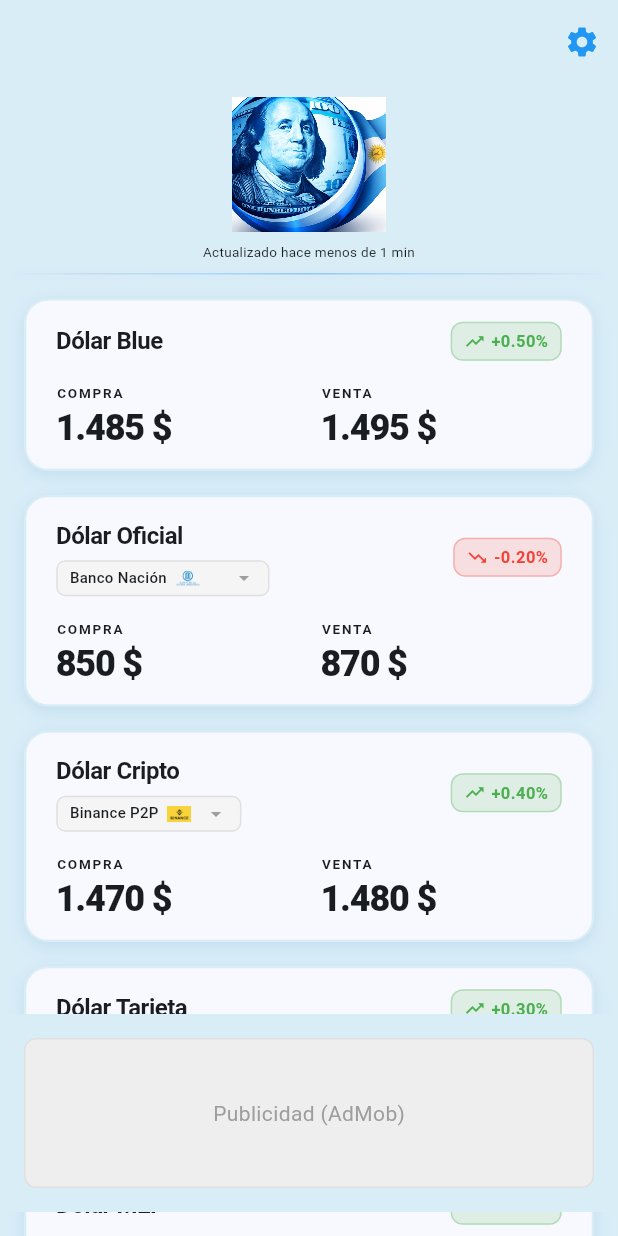
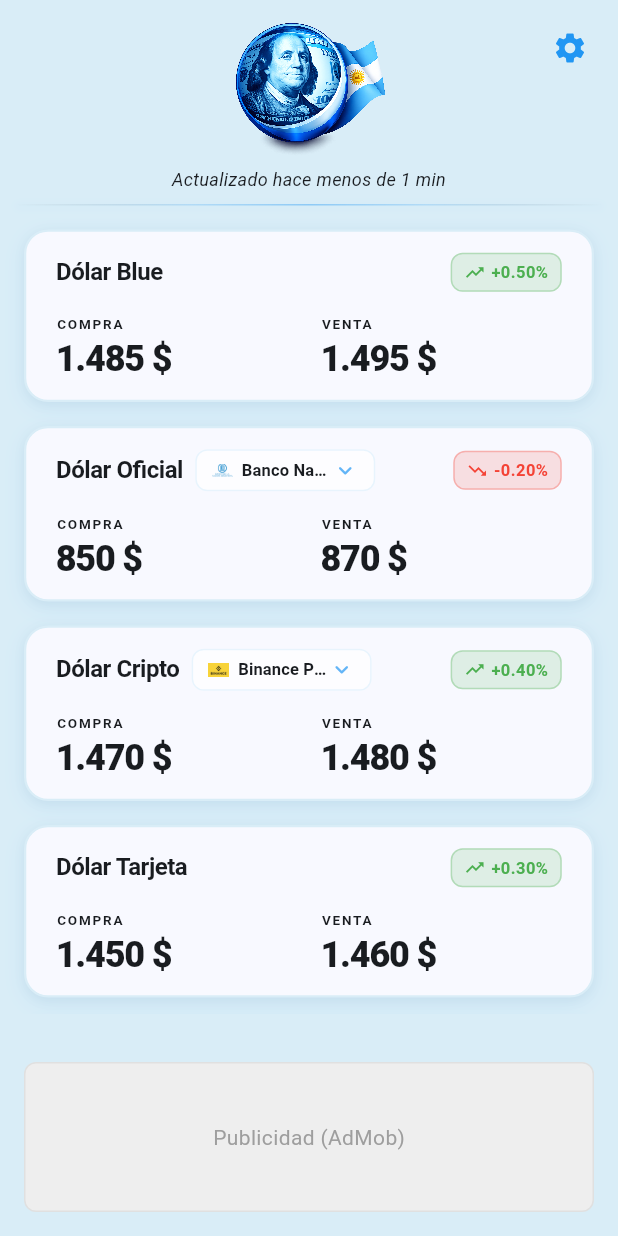
Before and after one commit to ramirogioia/dolar_argentina_app, a Flutter app: the screen it shows after launch, on a phone screen of 412 x 824 dp. Run offline on Flutter 3.47's test engine with Material 3 defaults, Android fonts, the phone set to English and light mode, and no system bars; our stand-ins replace flutter_riverpod, flutter_svg, go_router, shared_preferences.

Commit message:
more improvements

```diff
--- a/lib/app/theme/app_theme.dart
+++ b/lib/app/theme/app_theme.dart
@@ -18,7 +18,8 @@ class AppTheme {
       ),
       scaffoldBackgroundColor: const Color(0xFFD9EDF7), // Celeste verdoso
       appBarTheme: const AppBarTheme(
-        backgroundColor: Color(0xFFD9EDF7), // Celeste verdoso (mismo que el fondo)
+        backgroundColor:
+            Color(0xFFD9EDF7), // Celeste verdoso (mismo que el fondo)
         foregroundColor: Color(0xFF1A1A1A),
         elevation: 0,
         centerTitle: false,
@@ -29,11 +30,11 @@ class AppTheme {
         thickness: 1,
         space: 1,
       ),
-      cardTheme: CardTheme(
+      cardTheme: const CardThemeData(
         color: Colors.white,
         elevation: 0,
         shape: RoundedRectangleBorder(
-          borderRadius: BorderRadius.circular(0),
+          borderRadius: BorderRadius.all(Radius.circular(0)),
         ),
       ),
       textTheme: const TextTheme(
@@ -87,7 +88,8 @@ class AppTheme {
       ),
       scaffoldBackgroundColor: const Color(0xFF121212), // Negro profundo
       appBarTheme: const AppBarTheme(
-        backgroundColor: Color(0xFF1E1E1E), // Gris muy oscuro
+        backgroundColor:
+            Color(0xFF121212), // Negro profundo (mismo que el fondo)
         foregroundColor: Colors.white,
         elevation: 0,
         centerTitle: false,
@@ -98,11 +100,11 @@ class AppTheme {
         thickness: 1,
         space: 1,
       ),
-      cardTheme: CardTheme(
-        color: const Color(0xFF1E1E1E), // Gris muy oscuro para cards
+      cardTheme: const CardThemeData(
+        color: Color(0xFF1E1E1E), // Gris muy oscuro para cards
         elevation: 0,
         shape: RoundedRectangleBorder(
-          borderRadius: BorderRadius.circular(0),
+          borderRadius: BorderRadius.all(Radius.circular(0)),
         ),
       ),
       textTheme: const TextTheme(
--- a/lib/data/datasources/mock_dollar_data_source.dart
+++ b/lib/data/datasources/mock_dollar_data_source.dart
@@ -40,6 +40,12 @@ class MockDollarDataSource implements DollarDataSource {
         sell: 1430.0,
         changePercent: 0.1,
       ),
+      DollarRate(
+        type: DollarType.ccl,
+        buy: 1410.0,
+        sell: 1420.0,
+        changePercent: 0.05,
+      ),
     ];
 
     return DollarSnapshot(
--- a/lib/domain/models/dollar_type.dart
+++ b/lib/domain/models/dollar_type.dart
@@ -3,6 +3,7 @@ enum DollarType {
   official,
   tarjeta,
   mep,
+  ccl,
   crypto;
 
   String get displayName {
@@ -15,6 +16,8 @@ enum DollarType {
         return 'Dólar Tarjeta';
       case DollarType.mep:
         return 'Dólar MEP';
+      case DollarType.ccl:
+        return 'Dólar CCL';
       case DollarType.crypto:
         return 'Dólar Cripto';
     }
--- a/lib/features/home/pages/home_page.dart
+++ b/lib/features/home/pages/home_page.dart
@@ -17,17 +17,9 @@ class HomePage extends ConsumerWidget {
     final snapshotAsync = ref.watch(dollarSnapshotProvider);
 
     return Scaffold(
-      appBar: AppBar(
-        title: const SizedBox.shrink(),
-        surfaceTintColor: Colors.transparent,
-        actions: [
-          IconButton(
-            icon: Icon(Icons.settings, color: Theme.of(context).colorScheme.primary),
-            onPressed: () => context.push('/settings'),
-          ),
-        ],
-      ),
-      body: snapshotAsync.when(
+      body: Stack(
+        children: [
+          snapshotAsync.when(
             data: (snapshot) => RefreshIndicator(
               onRefresh: () async {
                 ref.invalidate(dollarSnapshotProvider);
@@ -66,10 +58,27 @@ class HomePage extends ConsumerWidget {
               ),
             ),
           ),
+          // Botón de configuración flotante en la esquina superior derecha
+          Positioned(
+            top: MediaQuery.of(context).padding.top + 8,
+            right: 8,
+            child: IconButton(
+              icon: Icon(
+                Icons.settings,
+                color: Theme.of(context).colorScheme.primary,
+              ),
+              onPressed: () => context.push('/settings'),
+              padding: EdgeInsets.zero,
+              constraints: const BoxConstraints(),
+            ),
+          ),
+        ],
+      ),
     );
   }
 
-  Widget _buildContent(BuildContext context, WidgetRef ref, DollarSnapshot snapshot) {
+  Widget _buildContent(
+      BuildContext context, WidgetRef ref, DollarSnapshot snapshot) {
     // Obtener el orden y la visibilidad configurados
     final order = ref.watch(dollarTypeOrderProvider);
     final visibility = ref.watch(dollarTypeVisibilityProvider);
@@ -91,10 +100,13 @@ class HomePage extends ConsumerWidget {
     return Stack(
       children: [
         // Contenido scrolleable con padding bottom para el banner fijo
-        CustomScrollView(
+        Scrollbar(
+          child: CustomScrollView(
             slivers: [
               // Header
-            SliverToBoxAdapter(child: HomeHeader(updatedAt: snapshot.updatedAt)),
+              SliverToBoxAdapter(
+                child: HomeHeader(updatedAt: snapshot.updatedAt),
+              ),
               // Lista de cards con scroll (solo los visibles)
               SliverList(
                 delegate: SliverChildBuilderDelegate((context, index) {
@@ -102,18 +114,37 @@ class HomePage extends ConsumerWidget {
                   return DollarRow(rate: rate);
                 }, childCount: visibleRates.length),
               ),
-            // Espacio para el banner fijo
-            const SliverToBoxAdapter(child: SizedBox(height: 132)), // 100 (banner) + 32 (margen)
+              // Espacio para el banner fijo + espacio celeste visible
+              SliverToBoxAdapter(
+                child: Container(
+                  height:
+                      148, // 100 (banner) + 32 (margen banner) + 16 (espacio celeste visible)
+                  color: Colors
+                      .transparent, // Transparente para que se vea el fondo celeste
+                ),
+              ),
             ],
           ),
-        // Banner fijo en la parte inferior
+        ),
+        // Banner fijo en la parte inferior con espacio celeste arriba
         Positioned(
           left: 0,
           right: 0,
-          bottom: 16, // Padding inferior para mostrar el fondo celeste
-          child: Container(
+          bottom: 0,
+          child: Column(
+            mainAxisSize: MainAxisSize.min,
+            children: [
+              // Espacio celeste visible entre la última tarjeta y el banner
+              Container(
+                height: 16,
+                color: Theme.of(context).scaffoldBackgroundColor,
+              ),
+              // Banner de publicidad
+              Container(
                 color: Theme.of(context).scaffoldBackgroundColor,
                 child: const _AdPlaceholder(),
+              ),
+            ],
           ),
         ),
       ],
--- a/lib/features/home/widgets/dollar_row.dart
+++ b/lib/features/home/widgets/dollar_row.dart
@@ -19,10 +19,11 @@ class DollarRow extends ConsumerWidget {
     // Si es official, usar los valores del banco seleccionado
     final displayRate = rate.type == DollarType.crypto
         ? ref.watch(cryptoPlatformRatesProvider)[
-            ref.watch(selectedCryptoPlatformProvider)] ?? rate
+                ref.watch(selectedCryptoPlatformProvider)] ??
+            rate
         : rate.type == DollarType.official
-            ? ref.watch(bankRatesProvider)[
-                ref.watch(selectedBankProvider)] ?? rate
+            ? ref.watch(bankRatesProvider)[ref.watch(selectedBankProvider)] ??
+                rate
             : rate;
     final isDark = Theme.of(context).brightness == Brightness.dark;
 
@@ -32,9 +33,7 @@ class DollarRow extends ConsumerWidget {
         color: Theme.of(context).cardColor,
         borderRadius: BorderRadius.circular(16),
         border: Border.all(
-          color: isDark
-              ? const Color(0xFF2C2C2C)
-              : const Color(0xFFD9EDF7),
+          color: isDark ? const Color(0xFF2C2C2C) : const Color(0xFFD9EDF7),
           width: 1.5,
         ),
         boxShadow: [
@@ -58,33 +57,36 @@ class DollarRow extends ConsumerWidget {
           crossAxisAlignment: CrossAxisAlignment.start,
           mainAxisSize: MainAxisSize.min,
           children: [
-            // Header con nombre y cambio
+            // Header con nombre, dropdown y cambio en la misma línea
             Row(
               mainAxisAlignment: MainAxisAlignment.spaceBetween,
+              crossAxisAlignment: CrossAxisAlignment.center,
+              children: [
+                // Título y dropdown en la misma línea
+                Flexible(
+                  child: Row(
+                    mainAxisSize: MainAxisSize.min,
                     children: [
                       Flexible(
-                  child: Column(
-                    crossAxisAlignment: CrossAxisAlignment.start,
-                    mainAxisSize: MainAxisSize.min,
-                    children: [
-                      Text(
+                        child: Text(
                           rate.type.displayName,
-                        style: Theme.of(context).textTheme.titleMedium
-                            ?.copyWith(
+                          style:
+                              Theme.of(context).textTheme.titleMedium?.copyWith(
                                     fontWeight: FontWeight.w700,
                                     fontSize: 16,
                                     letterSpacing: -0.3,
                                   ),
                           overflow: TextOverflow.ellipsis,
                         ),
+                      ),
                       // Dropdown de plataforma P2P solo para Dólar Cripto
                       if (rate.type == DollarType.crypto) ...[
-                        const SizedBox(height: 4),
+                        const SizedBox(width: 8),
                         _buildPlatformDropdown(context, ref),
                       ],
                       // Dropdown de banco solo para Dólar Oficial
                       if (rate.type == DollarType.official) ...[
-                        const SizedBox(height: 4),
+                        const SizedBox(width: 8),
                         _buildBankDropdown(context, ref),
                       ],
                     ],
@@ -193,19 +195,22 @@ class DollarRow extends ConsumerWidget {
 
   Widget _buildPlatformDropdown(BuildContext context, WidgetRef ref) {
     final selectedPlatform = ref.watch(selectedCryptoPlatformProvider);
+    final isDark = Theme.of(context).brightness == Brightness.dark;
 
-    return Container(
-      height: 24,
-      padding: const EdgeInsets.symmetric(horizontal: 8, vertical: 2),
+    return SizedBox(
+      width: 120, // Ancho fijo para que ambos dropdowns tengan el mismo tamaño
+      child: Container(
+        height: 28,
+        padding: const EdgeInsets.symmetric(horizontal: 10, vertical: 0),
         decoration: BoxDecoration(
-        color: Theme.of(context).brightness == Brightness.dark
-            ? const Color(0xFF2C2C2C)
-            : const Color(0xFFF5F5F5),
-        borderRadius: BorderRadius.circular(6),
+          color: isDark
+              ? const Color(0xFF1E1E1E).withOpacity(0.6)
+              : Colors.white.withOpacity(0.7),
+          borderRadius: BorderRadius.circular(8),
           border: Border.all(
-          color: Theme.of(context).brightness == Brightness.dark
-              ? const Color(0xFF3C3C3C)
-              : const Color(0xFFE0E0E0),
+            color: isDark
+                ? const Color(0xFF3C3C3C).withOpacity(0.5)
+                : const Color(0xFFE3F2FD).withOpacity(0.8),
             width: 1,
           ),
         ),
@@ -213,37 +218,39 @@ class DollarRow extends ConsumerWidget {
           child: DropdownButton<CryptoPlatform>(
             value: selectedPlatform,
             isDense: true,
+            isExpanded: true,
             icon: Icon(
-            Icons.arrow_drop_down,
-            size: 16,
-            color: Theme.of(context).brightness == Brightness.dark
-                ? Colors.grey[400]
-                : const Color(0xFF9E9E9E),
+              Icons.keyboard_arrow_down_rounded,
+              size: 18,
+              color: isDark
+                  ? Colors.grey[300]
+                  : const Color(0xFF2196F3).withOpacity(0.7),
             ),
-          iconSize: 16,
+            iconSize: 18,
             style: TextStyle(
-            fontSize: 10,
+              fontSize: 11,
               color: Theme.of(context).textTheme.bodyMedium?.color,
-            fontWeight: FontWeight.w500,
-            letterSpacing: 0.2,
+              fontWeight: FontWeight.w600,
+              letterSpacing: 0.1,
             ),
             selectedItemBuilder: (BuildContext context) {
               return CryptoPlatform.values.map((platform) {
                 return Row(
                   mainAxisSize: MainAxisSize.min,
                   children: [
+                    Image.asset(
+                      platform.logoPath,
+                      width: 14,
+                      height: 14,
+                      fit: BoxFit.contain,
+                    ),
+                    const SizedBox(width: 6),
                     Flexible(
                       child: Text(
                         platform.displayName,
                         overflow: TextOverflow.ellipsis,
+                        style: const TextStyle(fontSize: 11),
                       ),
-                  ),
-                  const SizedBox(width: 6),
-                  Image.asset(
-                    platform.logoPath,
-                    width: 16,
-                    height: 16,
-                    fit: BoxFit.contain,
                     ),
                   ],
                 );
@@ -255,18 +262,19 @@ class DollarRow extends ConsumerWidget {
                 child: Row(
                   mainAxisSize: MainAxisSize.min,
                   children: [
+                    Image.asset(
+                      platform.logoPath,
+                      width: 14,
+                      height: 14,
+                      fit: BoxFit.contain,
+                    ),
+                    const SizedBox(width: 8),
                     Flexible(
                       child: Text(
                         platform.displayName,
                         overflow: TextOverflow.ellipsis,
+                        style: const TextStyle(fontSize: 11),
                       ),
-                  ),
-                  const SizedBox(width: 6),
-                  Image.asset(
-                    platform.logoPath,
-                    width: 16,
-                    height: 16,
-                    fit: BoxFit.contain,
                     ),
                   ],
                 ),
@@ -274,9 +282,11 @@ class DollarRow extends ConsumerWidget {
             }).toList(),
             onChanged: (CryptoPlatform? newPlatform) {
               if (newPlatform != null) {
-              ref.read(selectedCryptoPlatformProvider.notifier).state = newPlatform;
+                ref.read(selectedCryptoPlatformProvider.notifier).state =
+                    newPlatform;
               }
             },
+          ),
         ),
       ),
     );
@@ -284,19 +294,22 @@ class DollarRow extends ConsumerWidget {
 
   Widget _buildBankDropdown(BuildContext context, WidgetRef ref) {
     final selectedBank = ref.watch(selectedBankProvider);
+    final isDark = Theme.of(context).brightness == Brightness.dark;
 
-    return Container(
-      height: 24,
-      padding: const EdgeInsets.symmetric(horizontal: 8, vertical: 2),
+    return SizedBox(
+      width: 120, // Ancho fijo para que ambos dropdowns tengan el mismo tamaño
+      child: Container(
+        height: 28,
+        padding: const EdgeInsets.symmetric(horizontal: 10, vertical: 0),
         decoration: BoxDecoration(
-        color: Theme.of(context).brightness == Brightness.dark
-            ? const Color(0xFF2C2C2C)
-            : const Color(0xFFF5F5F5),
-        borderRadius: BorderRadius.circular(6),
+          color: isDark
+              ? const Color(0xFF1E1E1E).withOpacity(0.6)
+              : Colors.white.withOpacity(0.7),
+          borderRadius: BorderRadius.circular(8),
           border: Border.all(
-          color: Theme.of(context).brightness == Brightness.dark
-              ? const Color(0xFF3C3C3C)
-              : const Color(0xFFE0E0E0),
+            color: isDark
+                ? const Color(0xFF3C3C3C).withOpacity(0.5)
+                : const Color(0xFFE3F2FD).withOpacity(0.8),
             width: 1,
           ),
         ),
@@ -304,33 +317,35 @@ class DollarRow extends ConsumerWidget {
           child: DropdownButton<Bank>(
             value: selectedBank,
             isDense: true,
+            isExpanded: true,
             icon: Icon(
-            Icons.arrow_drop_down,
-            size: 16,
-            color: Theme.of(context).brightness == Brightness.dark
-                ? Colors.grey[400]
-                : const Color(0xFF9E9E9E),
+              Icons.keyboard_arrow_down_rounded,
+              size: 18,
+              color: isDark
+                  ? Colors.grey[300]
+                  : const Color(0xFF2196F3).withOpacity(0.7),
             ),
-          iconSize: 16,
+            iconSize: 18,
             style: TextStyle(
-            fontSize: 10,
+              fontSize: 11,
               color: Theme.of(context).textTheme.bodyMedium?.color,
-            fontWeight: FontWeight.w500,
-            letterSpacing: 0.2,
+              fontWeight: FontWeight.w600,
+              letterSpacing: 0.1,
             ),
             selectedItemBuilder: (BuildContext context) {
               return Bank.values.map((bank) {
                 return Row(
                   mainAxisSize: MainAxisSize.min,
                   children: [
+                    _buildBankLogo(bank.logoPath, 14, 14),
+                    const SizedBox(width: 6),
                     Flexible(
                       child: Text(
                         bank.displayName,
                         overflow: TextOverflow.ellipsis,
+                        style: const TextStyle(fontSize: 11),
                       ),
                     ),
-                  const SizedBox(width: 6),
-                  _buildBankLogo(bank.logoPath, 16, 16),
                   ],
                 );
               }).toList();
@@ -341,14 +356,15 @@ class DollarRow extends ConsumerWidget {
                 child: Row(
                   mainAxisSize: MainAxisSize.min,
                   children: [
+                    _buildBankLogo(bank.logoPath, 14, 14),
+                    const SizedBox(width: 8),
                     Flexible(
                       child: Text(
                         bank.displayName,
                         overflow: TextOverflow.ellipsis,
+                        style: const TextStyle(fontSize: 11),
                       ),
                     ),
-                  const SizedBox(width: 6),
-                  _buildBankLogo(bank.logoPath, 16, 16),
                   ],
                 ),
               );
@@ -358,6 +374,7 @@ class DollarRow extends ConsumerWidget {
                 ref.read(selectedBankProvider.notifier).state = newBank;
               }
             },
+          ),
         ),
       ),
     );
--- a/lib/features/home/widgets/home_header.dart
+++ b/lib/features/home/widgets/home_header.dart
@@ -33,7 +33,8 @@ class HomeHeader extends StatelessWidget {
       padding: EdgeInsets.only(
         left: 10,
         right: 10,
-        top: 2, // Padding superior mínimo
+        top: MediaQuery.of(context).padding.top +
+            8, // Alineado con la tuerca (SafeArea + 8)
         bottom: 8, // Padding inferior para la línea divisoria
       ),
       decoration: BoxDecoration(
@@ -41,6 +42,8 @@ class HomeHeader extends StatelessWidget {
       ),
       child: Column(
         mainAxisSize: MainAxisSize.min,
+        mainAxisAlignment: MainAxisAlignment.start,
+        crossAxisAlignment: CrossAxisAlignment.center,
         children: [
           // Logo centrado - más compacto
           Container(
@@ -50,7 +53,7 @@ class HomeHeader extends StatelessWidget {
               color: Theme.of(context).scaffoldBackgroundColor,
             ),
             child: Image.asset(
-              'assets/icon/app_icon3.png',
+              'assets/icon/app_icon_final.png',
               width: logoSize,
               height: logoSize,
               fit: BoxFit.contain,
@@ -58,14 +61,15 @@ class HomeHeader extends StatelessWidget {
             ),
           ),
           const SizedBox(height: 1), // Espacio mínimo entre logo y texto
-          // Texto de actualización centrado - más compacto
+          // Texto de actualización centrado - más grande y en cursiva
           Text(
             'Actualizado ${_getTimeAgo(updatedAt)}',
             style: Theme.of(context).textTheme.bodySmall?.copyWith(
-              fontSize: 9, // Fuente aún más pequeña
-              fontWeight: FontWeight.w400,
-              letterSpacing: 0.2,
-            ),
+                  fontSize: 12, // Más grande
+                  fontWeight: FontWeight.w400,
+                  fontStyle: FontStyle.italic, // Cursiva
+                  letterSpacing: 0.2,
+                ),
             textAlign: TextAlign.center,
           ),
           const SizedBox(height: 8),
--- a/lib/features/settings/providers/settings_providers.dart
+++ b/lib/features/settings/providers/settings_providers.dart
@@ -68,12 +68,12 @@ final dollarTypeVisibilityProvider =
   },
 );
 
-class DollarTypeVisibilityNotifier extends StateNotifier<Map<DollarType, bool>> {
+class DollarTypeVisibilityNotifier
+    extends StateNotifier<Map<DollarType, bool>> {
   final SettingsService _service;
   bool _initialized = false;
 
-  DollarTypeVisibilityNotifier(this._service)
-      : super({}) {
+  DollarTypeVisibilityNotifier(this._service) : super({}) {
     _load();
   }
 
@@ -143,6 +143,7 @@ class DollarTypeOrderNotifier extends StateNotifier<List<DollarType>> {
     DollarType.crypto,
     DollarType.tarjeta,
     DollarType.mep,
+    DollarType.ccl,
   ];
 
   DollarTypeOrderNotifier(this._service) : super(_defaultOrder) {
--- a/lib/features/settings/settings_service.dart
+++ b/lib/features/settings/settings_service.dart
@@ -10,7 +10,8 @@ class SettingsService {
   static const bool _defaultUseMockData = true;
   static const String _defaultApiUrl =
       'https://script.google.com/macros/s/YOUR_SCRIPT_ID/exec';
-  static const bool _defaultDollarTypeVisible = true; // Por defecto todos visibles
+  static const bool _defaultDollarTypeVisible =
+      true; // Por defecto todos visibles
   static const String _defaultThemeMode = 'light'; // Por defecto light mode
 
   Future<bool> getUseMockData() async {
@@ -36,7 +37,7 @@ class SettingsService {
   Future<bool> getDollarTypeVisibility(DollarType type) async {
     final prefs = await SharedPreferences.getInstance();
     return prefs.getBool('$_keyDollarTypeVisibility${type.name}') ??
-           _defaultDollarTypeVisible;
+        _defaultDollarTypeVisible;
   }
 
   Future<void> setDollarTypeVisibility(DollarType type, bool visible) async {
@@ -49,8 +50,9 @@ class SettingsService {
     final Map<DollarType, bool> visibility = {};
 
     for (final type in DollarType.values) {
-      visibility[type] = prefs.getBool('$_keyDollarTypeVisibility${type.name}') ??
-                         _defaultDollarTypeVisible;
+      visibility[type] =
+          prefs.getBool('$_keyDollarTypeVisibility${type.name}') ??
+              _defaultDollarTypeVisible;
     }
 
     return visibility;
@@ -74,13 +76,14 @@ class SettingsService {
       return orderList;
     }
 
-    // Por defecto, retornar el orden que coincide con el home: blue, official, crypto, tarjeta, mep
+    // Por defecto, retornar el orden que coincide con el home: blue, official, crypto, tarjeta, mep, ccl
     return [
       DollarType.blue.name,
       DollarType.official.name,
       DollarType.crypto.name,
       DollarType.tarjeta.name,
       DollarType.mep.name,
+      DollarType.ccl.name,
     ];
   }
 
--- a/lib/features/splash/pages/splash_page.dart
+++ b/lib/features/splash/pages/splash_page.dart
@@ -2,6 +2,7 @@ import 'dart:async';
 import 'package:flutter/material.dart';
 import 'package:flutter/services.dart';
 import 'package:go_router/go_router.dart';
+import '../../settings/settings_service.dart';
 
 class SplashPage extends StatefulWidget {
   const SplashPage({super.key});
@@ -11,9 +12,12 @@ class SplashPage extends StatefulWidget {
 }
 
 class _SplashPageState extends State<SplashPage> {
+  String _themeMode = 'light'; // Por defecto light
+
   @override
   void initState() {
     super.initState();
+    _loadTheme();
     // Ocultar el splash nativo inmediatamente para que solo se vea este (el grande)
     SystemChrome.setEnabledSystemUIMode(SystemUiMode.edgeToEdge);
 
@@ -26,17 +30,35 @@ class _SplashPageState extends State<SplashPage> {
     });
   }
 
+  Future<void> _loadTheme() async {
+    final service = SettingsService();
+    final theme = await service.getThemeMode();
+    if (mounted) {
+      setState(() {
+        _themeMode = theme;
+      });
+    }
+  }
+
   @override
   Widget build(BuildContext context) {
     final screenWidth = MediaQuery.of(context).size.width;
-    final logoSize = screenWidth * 0.7; // Logo más grande (70% del ancho)
+    final screenHeight = MediaQuery.of(context).size.height;
+    // Usar el menor entre ancho y alto para asegurar que el logo se vea completo
+    final logoSize =
+        (screenWidth < screenHeight ? screenWidth : screenHeight) * 0.6;
+
+    // Determinar el color de fondo según el tema guardado
+    final backgroundColor = _themeMode == 'dark'
+        ? const Color(0xFF121212) // Negro del tema oscuro
+        : const Color(0xFFD9EDF7); // Celeste del tema claro
 
     return Scaffold(
-      backgroundColor: Colors.white,
+      backgroundColor: backgroundColor,
       body: SizedBox.expand(
         child: Center(
           child: Image.asset(
-            'assets/icon/app_icon3.png',
+            'assets/icon/app_icon_final.png',
             width: logoSize,
             height: logoSize,
             fit: BoxFit.contain,
```
Also changed, not shown: pubspec.yaml (+9 -5 lines), assets/icon/app_icon_final.png (added), assets/icon/app_icon_menu_final.png (added), pubspec.lock, 70 other files. Lines whose indentation alone changed are shown as unchanged.
